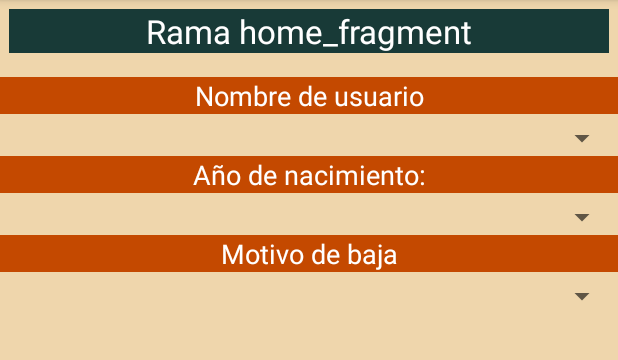
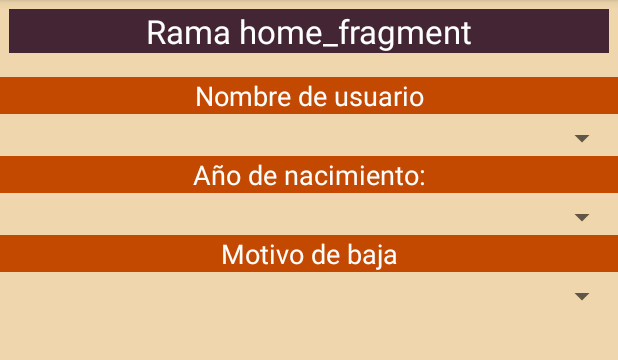
Before and after one commit to mhernandez-sys/App_ActCirculantes, an Android app: the fragment HomeFragment shown on its own in the app's theme, on a phone screen of 412 x 824 dp, the part 84-444 px from its top. Run offline under Robolectric (Android 15) with nearby library versions, the phone set to English and light mode, and no system bars.

Commit message:
Rama hf segundo commit (se cambio el background del titulo) [18/07/2024-12:15]

```diff
--- a/app/src/main/res/layout/fragment_home.xml
+++ b/app/src/main/res/layout/fragment_home.xml
@@ -19,7 +19,7 @@
             android:layout_width="match_parent"
             android:layout_height="wrap_content"
             android:text="Rama home_fragment"
-            android:background="@color/secudario"
+            android:background="@color/sombreado"
             android:textColor="@color/white"
             android:gravity="center"
             android:textSize="22sp"
```
